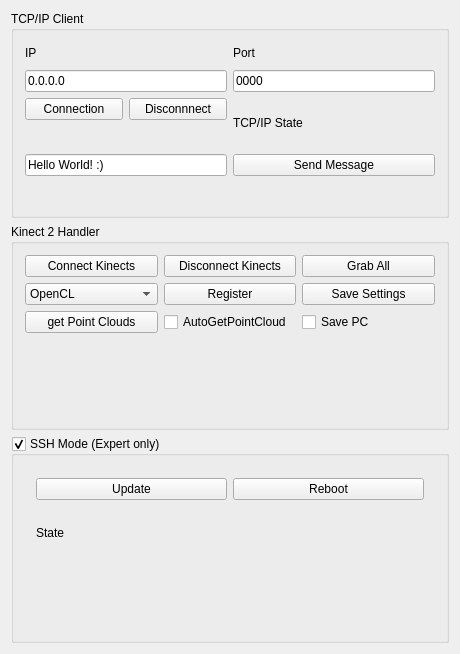
Old version of the form src/Client/ClientWidget.ui in the repository SilvioGiancola/Kinect2TCPIP.
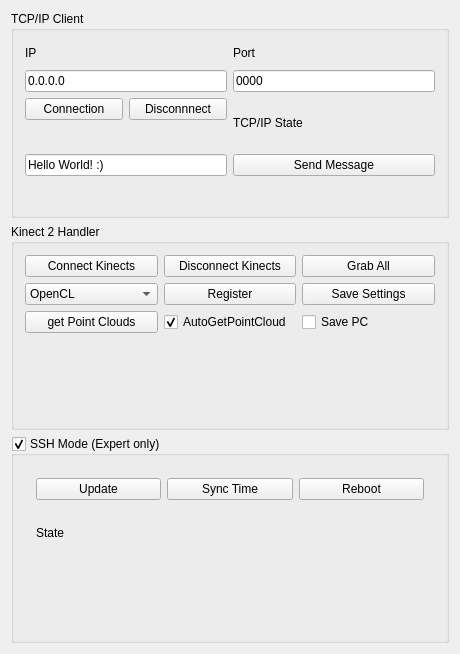
New version of the form. Custom widgets are drawn as their Qt base class.

Diff of the .ui file:
```diff
--- a/src/Client/ClientWidget.ui
+++ b/src/Client/ClientWidget.ui
@@ -124,6 +124,9 @@
         <property name="text">
          <string>AutoGetPointCloud</string>
         </property>
+        <property name="checked">
+         <bool>true</bool>
+        </property>
        </widget>
       </item>
       <item row="0" column="2">
@@ -235,6 +238,13 @@
              </property>
             </widget>
            </item>
+           <item>
+            <widget class="QPushButton" name="pushButton_SSHTime">
+             <property name="text">
+              <string>Sync Time</string>
+             </property>
+            </widget>
+           </item>
            <item>
             <widget class="QPushButton" name="pushButton_SSHReboot">
              <property name="enabled">
```
